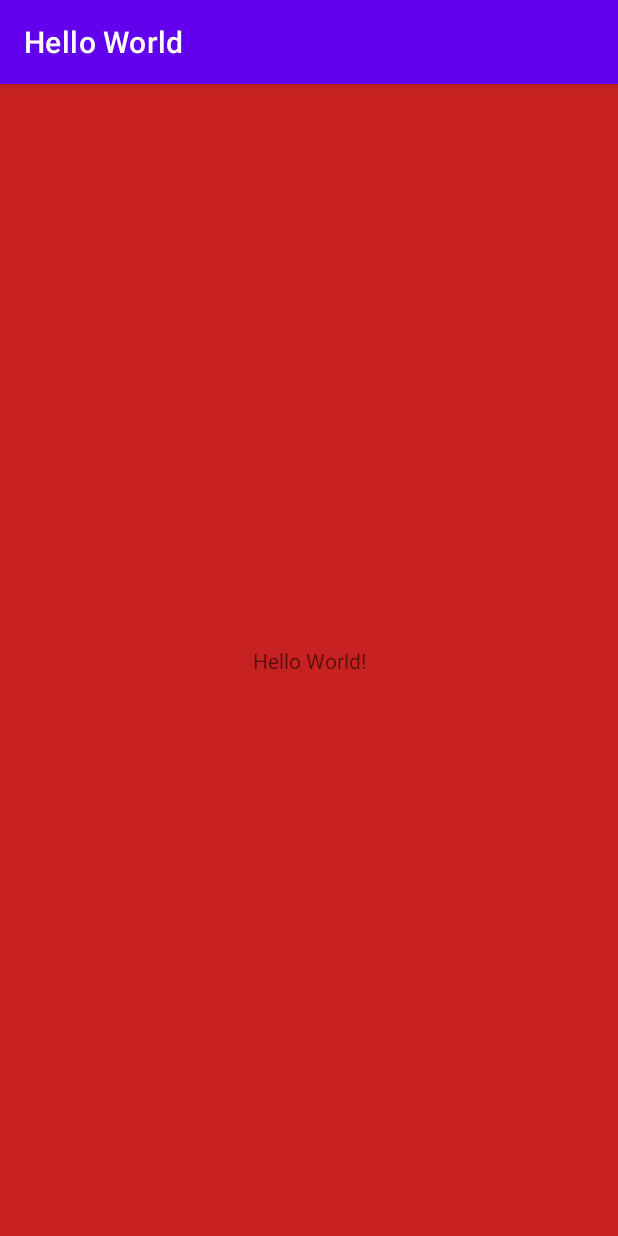
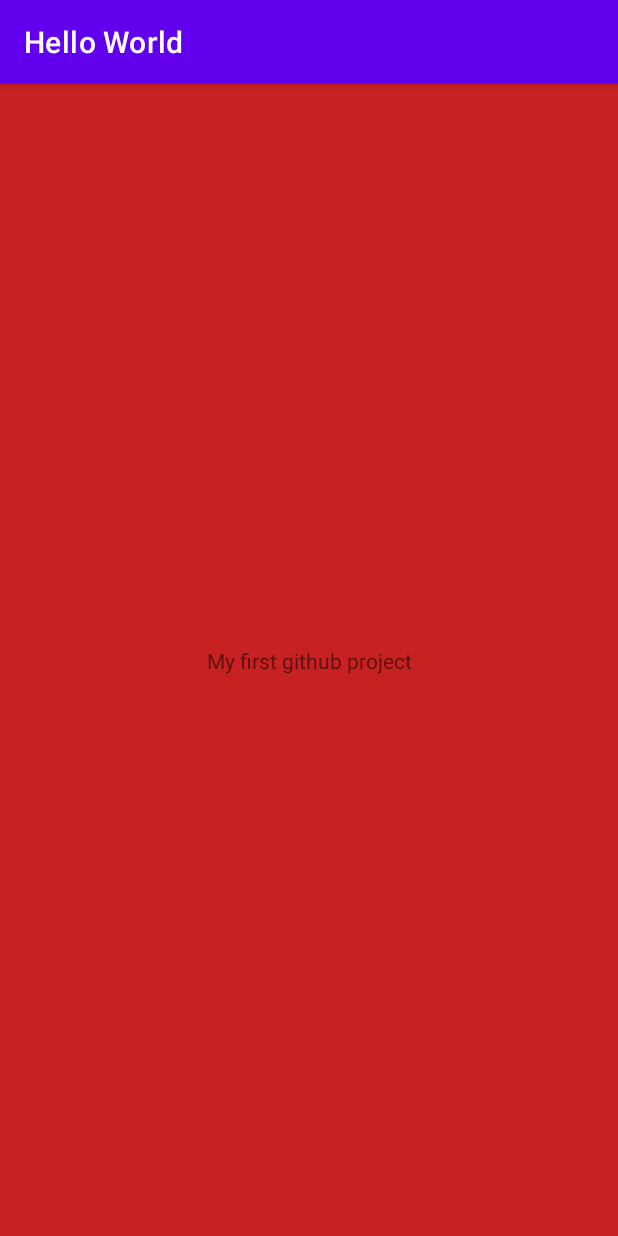
Before and after one commit to isAnyone/HelloWorld, an Android app: the screen it shows after launch (MainActivity), on a phone screen of 412 x 824 dp. Run offline under Robolectric (Android 15) with nearby library versions, the phone set to English and light mode, and no system bars.

Commit message:
Change textView text

```diff
--- a/app/src/main/res/layout/activity_main.xml
+++ b/app/src/main/res/layout/activity_main.xml
@@ -10,7 +10,7 @@
     <TextView
         android:layout_width="wrap_content"
         android:layout_height="wrap_content"
-        android:text="Hello World!"
+        android:text="My first github project"
         app:layout_constraintBottom_toBottomOf="parent"
         app:layout_constraintEnd_toEndOf="parent"
         app:layout_constraintStart_toStartOf="parent"
```
